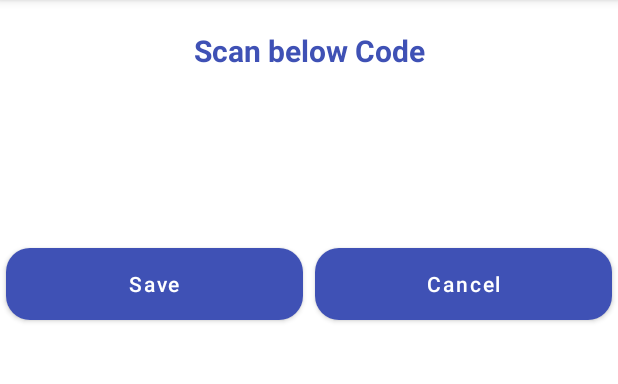
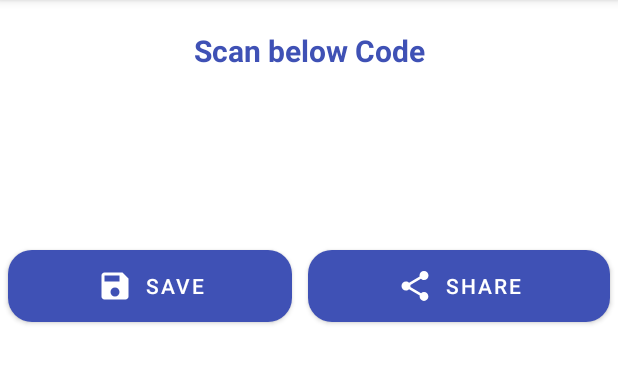
Before and after one commit to idenisyssSoftTech/MyAadharScanner, an Android app: the GenerateQRorBarActivity screen opened directly, with no data from a screen before it, on a phone screen of 412 x 824 dp, the part 84-468 px from its top. Run offline under Robolectric (Android 15) with nearby library versions, the phone set to English and light mode, and no system bars; our stand-ins replace Room's generated code.

Commit message:
add share button in QRScannerResult with share functionality

```diff
--- /dev/null
+++ b/app/src/main/res/drawable/save.xml
@@ -0,0 +1,5 @@
+<vector android:height="24dp" android:tint="#FFFFFF"
+    android:viewportHeight="24" android:viewportWidth="24"
+    android:width="24dp" xmlns:android="http://schemas.android.com/apk/res/android">
+    <path android:fillColor="@android:color/white" android:pathData="M17,3L5,3c-1.11,0 -2,0.9 -2,2v14c0,1.1 0.89,2 2,2h14c1.1,0 2,-0.9 2,-2L21,7l-4,-4zM12,19c-1.66,0 -3,-1.34 -3,-3s1.34,-3 3,-3 3,1.34 3,3 -1.34,3 -3,3zM15,9L5,9L5,5h10v4z"/>
+</vector>
--- /dev/null
+++ b/app/src/main/res/drawable/share_white.xml
@@ -0,0 +1,5 @@
+<vector android:height="24dp" android:tint="#FFFFFF"
+    android:viewportHeight="24" android:viewportWidth="24"
+    android:width="24dp" xmlns:android="http://schemas.android.com/apk/res/android">
+    <path android:fillColor="@android:color/white" android:pathData="M18,16.08c-0.76,0 -1.44,0.3 -1.96,0.77L8.91,12.7c0.05,-0.23 0.09,-0.46 0.09,-0.7s-0.04,-0.47 -0.09,-0.7l7.05,-4.11c0.54,0.5 1.25,0.81 2.04,0.81 1.66,0 3,-1.34 3,-3s-1.34,-3 -3,-3 -3,1.34 -3,3c0,0.24 0.04,0.47 0.09,0.7L8.04,9.81C7.5,9.31 6.79,9 6,9c-1.66,0 -3,1.34 -3,3s1.34,3 3,3c0.79,0 1.5,-0.31 2.04,-0.81l7.12,4.16c-0.05,0.21 -0.08,0.43 -0.08,0.65 0,1.61 1.31,2.92 2.92,2.92 1.61,0 2.92,-1.31 2.92,-2.92s-1.31,-2.92 -2.92,-2.92z"/>
+</vector>
--- a/app/src/main/res/layout/activity_generate_qror_bar.xml
+++ b/app/src/main/res/layout/activity_generate_qror_bar.xml
@@ -61,26 +61,32 @@
         app:layout_constraintEnd_toEndOf="parent">
 
         <!-- First Button -->
-        <Button
+        <com.google.android.material.button.MaterialButton
             android:id="@+id/save_but"
-            android:layout_width="0dp"
-            android:textAllCaps="false"
+            android:layout_width="wrap_content"
+            android:layout_height="wrap_content"
+            android:layout_weight="1"
+            android:layout_margin="5dp"
+            android:text="@string/save"
+            app:cornerRadius="20dp"
+            app:icon="@drawable/save"
+            app:iconGravity="textStart"
             android:background="@drawable/gradient"
-            android:layout_height="wrap_content"
-            android:layout_margin="@dimen/four_dp"
-            android:layout_weight="1"
-            android:text="@string/save" />
+            />
 
         <!-- Second Button -->
-        <Button
+        <com.google.android.material.button.MaterialButton
             android:id="@+id/share_but"
-            android:layout_width="0dp"
-            android:background="@drawable/gradient"
-            android:textAllCaps="false"
-            android:layout_margin="@dimen/four_dp"
+            android:layout_width="wrap_content"
             android:layout_height="wrap_content"
             android:layout_weight="1"
-            android:text="@string/cancel" />
+            android:layout_margin="5dp"
+            android:text="@string/share"
+            app:cornerRadius="20dp"
+            app:icon="@drawable/share_white"
+            app:iconGravity="textStart"
+            android:background="@drawable/gradient"
+            />
     </LinearLayout>
 
 </androidx.constraintlayout.widget.ConstraintLayout>
--- a/app/src/main/res/values/dimens.xml
+++ b/app/src/main/res/values/dimens.xml
@@ -12,6 +12,7 @@
     <dimen name="eighty_dp">80dp</dimen>
     <dimen name="hundred_dp">100dp</dimen>
     <dimen name="two_hundred_dp">200dp</dimen>
+    <dimen name="twenty_dp">20dp</dimen>
     <dimen name="thirty_dp">30dp</dimen>
     <dimen name="fifty_dp">50dp</dimen>
     <dimen name="twenty_four_dp">24dp</dimen>
--- a/app/src/main/res/values/strings.xml
+++ b/app/src/main/res/values/strings.xml
@@ -23,6 +23,7 @@
     <string name="menu_message">Message</string>
 
     <string name="save">Save</string>
+    <string name="share">Share</string>
     <string name="cancel">Cancel</string>
     <string name="gallery">Upload from gallery</string>
     <string name="todo">TODO</string>
--- /dev/null
+++ b/app/src/main/res/xml/file_paths.xml
@@ -0,0 +1,5 @@
+<?xml version="1.0" encoding="utf-8"?>
+<paths xmlns:android="http://schemas.android.com/apk/res/android">
+    <external-path name="external_files" path="." />
+    <cache-path name="cache" path="/" />
+</paths>
```
Also changed, not shown: app/src/main/AndroidManifest.xml (+10 -0 lines), app/src/main/java/com/idenisyss/myaadharscanner/activities/GenerateQRorBarActivity.java (+17 -24 lines), app/src/main/java/com/idenisyss/myaadharscanner/activities/QRScannerResult.java (+46 -9 lines), app/src/main/java/com/idenisyss/myaadharscanner/utilities/Validation.java (+22 -0 lines), app/src/main/res/layout/activity_scanner_detail_screen.xml (+15 -0 lines).
